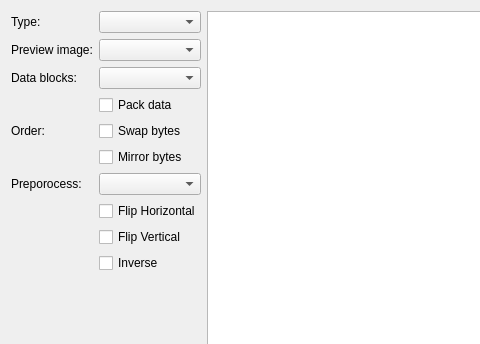
Above: controls/dialogconvert.ui from riuson/lcd-image-converter before the change; both pictures show x 0 to 480 and y 0 to 344 of the 735 by 527 pixel window. Below: the same form after it.
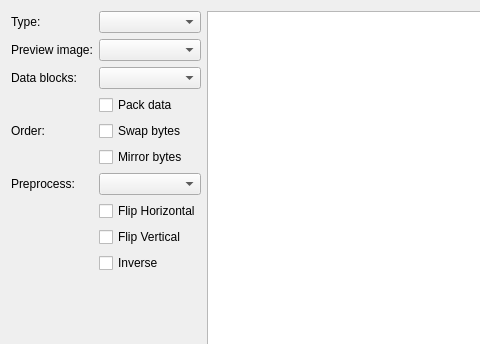
That is the form after the change.

The edit to the form file:
```diff
--- a/controls/dialogconvert.ui
+++ b/controls/dialogconvert.ui
@@ -99,7 +99,7 @@
          <item row="6" column="0">
           <widget class="QLabel" name="label_5">
            <property name="text">
-            <string>Preporocess:</string>
+            <string>Preprocess:</string>
            </property>
           </widget>
          </item>
```
